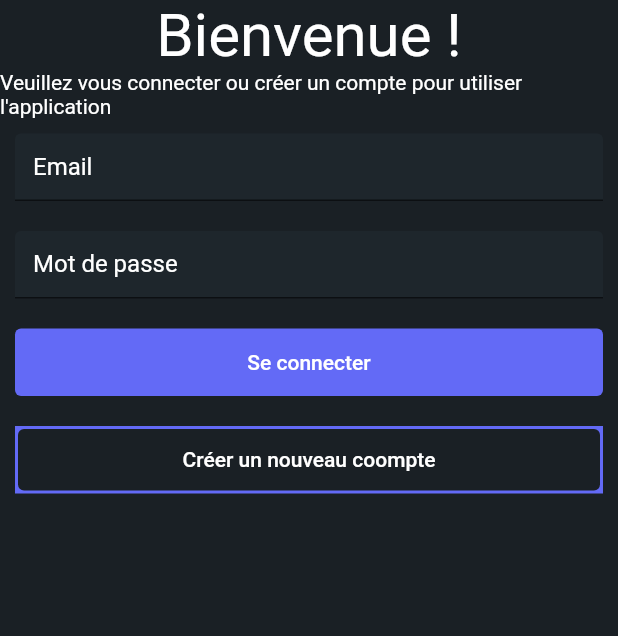
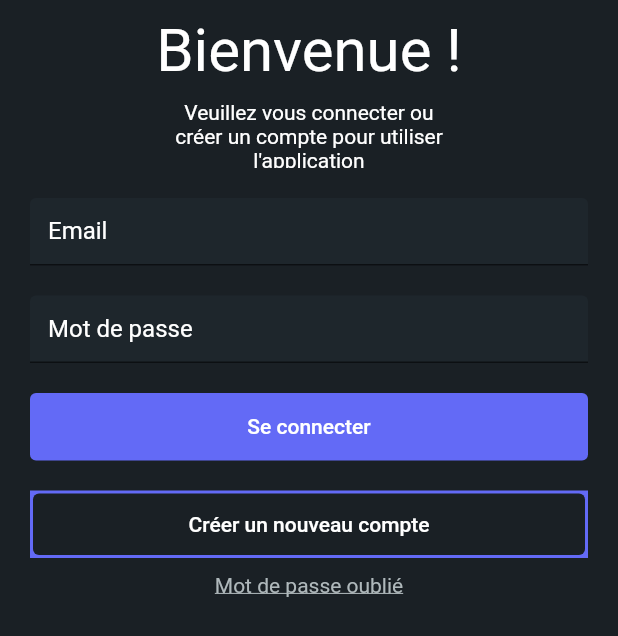
Before and after one commit to Ulpeo/projet_steam, a Flutter app: the Connexion screen opened directly, on a phone screen of 412 x 824 dp. Shown: the top 636 px of the screen. Run offline on Flutter 3.47's test engine with Material 2 defaults, Android fonts, the light colour scheme and no system bars; our stand-ins replace flutter_svg.

Commit message:
inscription + widget pages

```diff
--- a/lib/Pages/WidgetsClasses/props.dart
+++ b/lib/Pages/WidgetsClasses/props.dart
@@ -1,7 +1,6 @@
-import 'dart:ui';
-
 import 'package:flutter/material.dart';
 import 'package:flutter_svg/flutter_svg.dart';
+
 
 //-----------------------classes----------------------------------------------
 
@@ -25,6 +24,7 @@ Widget searchbar(){
           suffixIcon: Icon(Icons.search, color:const Color(0xFF636AF6)),
           filled: true,
           fillColor: const Color(0xFF1E262C),
+
         ),
       )
   );
@@ -60,7 +60,7 @@ Widget game(){
   );
 }
 
-Widget button(String mot){
+Widget button(String mot, BuildContext context, String page){
   return(
   Container(
     width: 400,
@@ -71,7 +71,10 @@ Widget button(String mot){
         backgroundColor: const Color(0xFF636AF6),
 
       ),
-      onPressed: () {},
+      onPressed: () {
+        Navigator.pushNamed(context, page);
+
+      },
       child: Text(
         mot,
         style: TextStyle(
@@ -110,7 +113,7 @@ Widget buttonCompte(){
 
           onPressed: () {},
           child: Text(
-            "Créer un nouveau coompte",
+            "Créer un nouveau compte",
             style: TextStyle(
               color: Color(0xffffffff),
             ),
--- a/lib/Pages/connexion/connexion.dart
+++ b/lib/Pages/connexion/connexion.dart
@@ -13,22 +13,34 @@ class Connexion extends StatefulWidget {
 class _ConnexionState extends State<Connexion> {
   @override
   Widget build(BuildContext context) {
-    return Scaffold(
+    return
+       Scaffold(
           backgroundColor: const Color(0xFF1A2025),
         body:
 
-        Column(
+          Container(
+            width: MediaQuery.of(context).size.width,
+            margin: const EdgeInsets.all(10.0),
+            child: Column(
+                crossAxisAlignment: CrossAxisAlignment.center,
               children:[
 
               Text('Bienvenue !', style: TextStyle(color: Colors.white, fontSize: 40),),
-          Text("Veuillez vous connecter ou créer un compte pour utiliser l'application", style: TextStyle(color:Colors.white)),
+              Container(
+                  width: 200,
+                  height: 45,
+                  margin: const EdgeInsets.all(10.0),
+                  child: Text("Veuillez vous connecter ou créer un compte pour utiliser l'application", style: TextStyle(color:Colors.white), textAlign: TextAlign.center,)),
                 champText('Email'),
                 champText('Mot de passe'),
-            button('Se connecter'),
+                button('Se connecter', context, '/signUp'),
                 buttonCompte(),
+                Text("Mot de passe oublié", style: TextStyle(color:const Color(0xFFAFB8BB), decoration: TextDecoration.underline), textAlign: TextAlign.center,)
 
       ]
+            ),
           )
       );
+
   }
 }
```
Also changed, not shown: lib/Pages/connexion/inscription.dart (added, +48 -0 lines), lib/main.dart (+9 -88 lines). Lines whose indentation alone changed are shown as unchanged.
